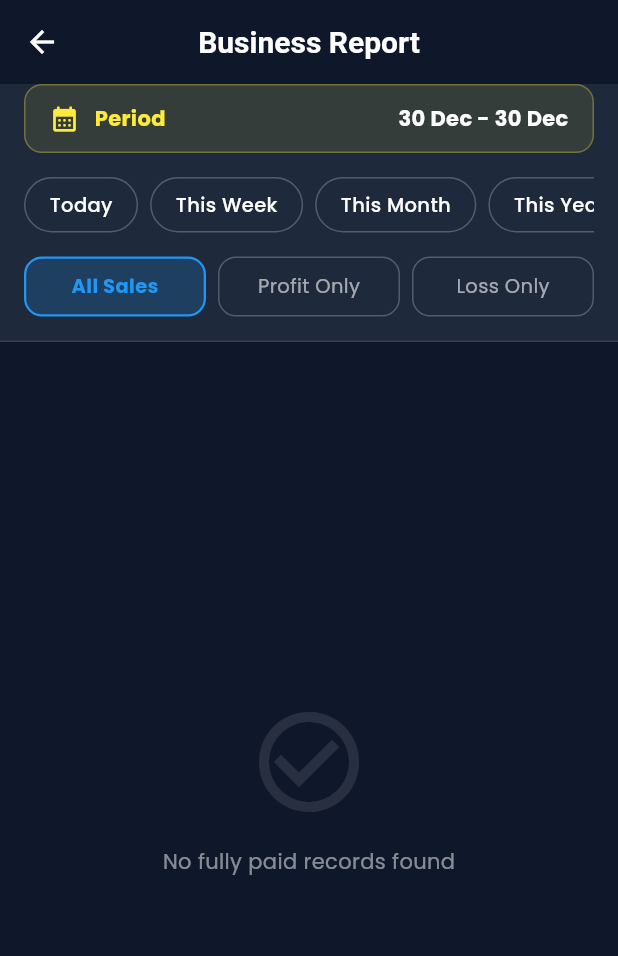
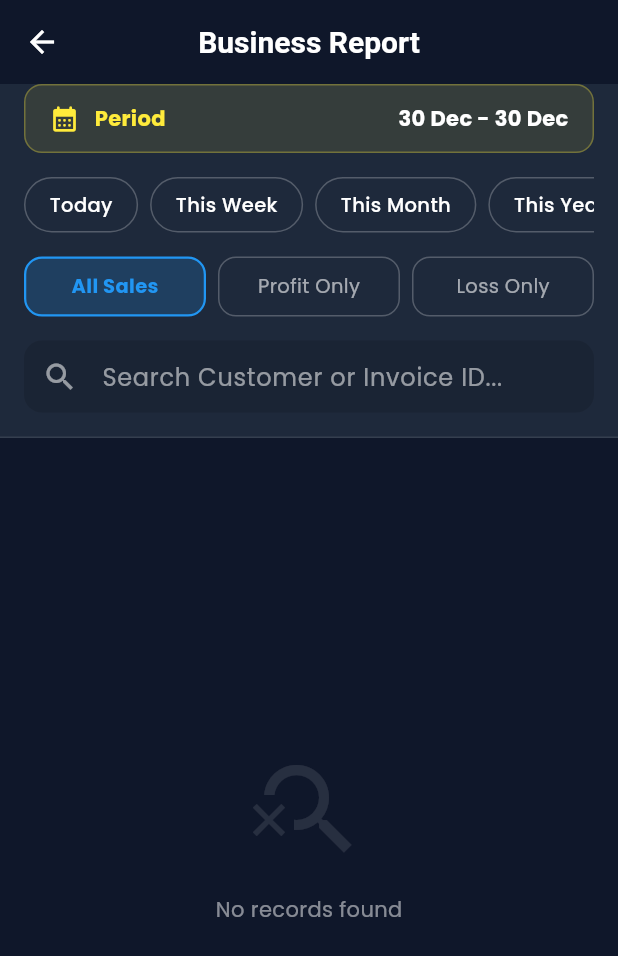
Before and after one commit to AbdullahRFA/vision_mart_app, a Flutter app: the AnalyticsScreen screen opened directly, on a phone screen of 412 x 824 dp. Shown: the top 956 px of the screen. Run offline on Flutter 3.47's test engine with Material 3 defaults, Android fonts, the light colour scheme and no system bars; our stand-ins replace cloud_firestore, firebase_auth, firebase_core, flutter_riverpod, google_fonts, pdf and 1 more; accounts and stored records are empty.

Commit message:
Add search functionality to analytics screen
- Implemented a search bar in the `AnalyticsScreen` header to filter sales records.
- Added logic to filter transactions by Customer Name or Invoice ID.
- Included a clear button to reset the search query.
- Updated the empty state UI to provide specific feedback when no search results are found.

Signed-off-by: AbdullahRFA <shakibrybmn@gmail.com>

```diff
--- a/lib/src/features/analytics/presentation/analytics_screen.dart
+++ b/lib/src/features/analytics/presentation/analytics_screen.dart
@@ -5,7 +5,6 @@ import 'package:cloud_firestore/cloud_firestore.dart';
 import '../data/analytics_repository.dart';
 import 'sales_detail_screen.dart';
 
-// 👇 Changed to ConsumerStatefulWidget to hold local filter state
 class AnalyticsScreen extends ConsumerStatefulWidget {
   const AnalyticsScreen({super.key});
 
@@ -14,8 +13,18 @@ class AnalyticsScreen extends ConsumerStatefulWidget {
 }
 
 class _AnalyticsScreenState extends ConsumerState<AnalyticsScreen> {
-  // 👇 State for Profit/Loss Filter
-  String _profitFilter = 'All'; // Options: 'All', 'Profit', 'Loss'
+  // Profit/Loss Filter State
+  String _profitFilter = 'All';
+
+  // 👇 NEW: Search State
+  String _searchQuery = "";
+  final TextEditingController _searchController = TextEditingController();
+
+  @override
+  void dispose() {
+    _searchController.dispose();
+    super.dispose();
+  }
 
   void _setRange(WidgetRef ref, String type) {
     final now = DateTime.now();
@@ -72,7 +81,6 @@ class _AnalyticsScreenState extends ConsumerState<AnalyticsScreen> {
     final salesAsync = ref.watch(salesReportProvider);
     final currentRange = ref.watch(dateRangeProvider);
 
-    // Enforcing Dark Background to support White/Yellow text
     const backgroundColor = Color(0xFF0F172A);
     const cardColor = Color(0xFF1E293B);
 
@@ -124,6 +132,7 @@ class _AnalyticsScreenState extends ConsumerState<AnalyticsScreen> {
                   ),
                 ),
                 const SizedBox(height: 16),
+
                 // Filter Pills (Date)
                 SingleChildScrollView(
                   scrollDirection: Axis.horizontal,
@@ -143,7 +152,7 @@ class _AnalyticsScreenState extends ConsumerState<AnalyticsScreen> {
                 ),
                 const SizedBox(height: 16),
 
-                // 👇 NEW: Profit/Loss Filter Toggles
+                // Profit/Loss Filter Toggles
                 Row(
                   children: [
                     Expanded(
@@ -174,6 +183,39 @@ class _AnalyticsScreenState extends ConsumerState<AnalyticsScreen> {
                     ),
                   ],
                 ),
+                const SizedBox(height: 16),
+
+                // 👇 NEW: Search Bar
+                TextField(
+                  controller: _searchController,
+                  style: const TextStyle(color: Colors.white),
+                  decoration: InputDecoration(
+                    hintText: "Search Customer or Invoice ID...",
+                    hintStyle: const TextStyle(color: Colors.white54),
+                    prefixIcon: const Icon(Icons.search, color: Colors.white54),
+                    suffixIcon: _searchQuery.isNotEmpty
+                        ? IconButton(
+                      icon: const Icon(Icons.clear, color: Colors.white54),
+                      onPressed: () {
+                        _searchController.clear();
+                        setState(() => _searchQuery = "");
+                      },
+                    )
+                        : null,
+                    filled: true,
+                    fillColor: Colors.black12,
+                    contentPadding: const EdgeInsets.symmetric(horizontal: 16),
+                    border: OutlineInputBorder(
+                      borderRadius: BorderRadius.circular(12),
+                      borderSide: BorderSide.none,
+                    ),
+                  ),
+                  onChanged: (val) {
+                    setState(() {
+                      _searchQuery = val.trim().toLowerCase();
+                    });
+                  },
+                ),
               ],
             ),
           ),
@@ -188,13 +230,22 @@ class _AnalyticsScreenState extends ConsumerState<AnalyticsScreen> {
                   return due <= 0.5;
                 }).toList();
 
-                // 👇 Filter 2: Profit/Loss Toggle
+                // Filter 2: Profit/Loss Toggle
                 if (_profitFilter != 'All') {
                   invoices = invoices.where((invoice) {
                     final profit = (invoice['totalProfit'] ?? 0).toDouble();
                     if (_profitFilter == 'Profit') return profit > 0;
-                    if (_profitFilter == 'Loss') return profit <= 0; // Assuming 0 or less is loss/break-even
+                    if (_profitFilter == 'Loss') return profit <= 0;
                     return true;
+                  }).toList();
+                }
+
+                // 👇 NEW: Filter 3: Search Query
+                if (_searchQuery.isNotEmpty) {
+                  invoices = invoices.where((invoice) {
+                    final customerName = (invoice['customerName'] ?? '').toString().toLowerCase();
+                    final invoiceId = (invoice['id'] ?? '').toString().toLowerCase();
+                    return customerName.contains(_searchQuery) || invoiceId.contains(_searchQuery);
                   }).toList();
                 }
 
@@ -212,12 +263,12 @@ class _AnalyticsScreenState extends ConsumerState<AnalyticsScreen> {
                     child: Column(
                       mainAxisAlignment: MainAxisAlignment.center,
                       children: [
-                        Icon(Icons.check_circle_outline, size: 80, color: Colors.white.withOpacity(0.1)),
+                        Icon(Icons.search_off, size: 80, color: Colors.white.withOpacity(0.1)),
                         const SizedBox(height: 16),
                         Text(
-                            _profitFilter == 'All'
-                                ? "No fully paid records found"
-                                : "No $_profitFilter records found",
+                            _searchQuery.isNotEmpty
+                                ? "No results for \"$_searchQuery\""
+                                : (_profitFilter == 'All' ? "No records found" : "No $_profitFilter records found"),
                             style: TextStyle(color: Colors.white.withOpacity(0.5))
                         ),
                       ],
@@ -236,9 +287,8 @@ class _AnalyticsScreenState extends ConsumerState<AnalyticsScreen> {
                         Expanded(
                           child: _MetricCard(
                             title: "Revenue (Cash)",
-                            // 👇 Changed to 2 decimal places
                             value: "৳${totalRevenue.toStringAsFixed(2)}",
-                            color: Colors.green, // Revenue is Green
+                            color: Colors.green,
                             icon: Icons.attach_money,
                           ),
                         ),
@@ -246,9 +296,8 @@ class _AnalyticsScreenState extends ConsumerState<AnalyticsScreen> {
                         Expanded(
                           child: _MetricCard(
                             title: "Net Profit",
-                            // 👇 Changed to 2 decimal places
                             value: "৳${totalProfit.toStringAsFixed(2)}",
-                            color: totalProfit < 0 ? Colors.red : Colors.green, // Green/Red Logic
+                            color: totalProfit < 0 ? Colors.red : Colors.green,
                             icon: totalProfit < 0 ? Icons.trending_down : Icons.trending_up,
                             isHighlighted: true,
                           ),
@@ -260,7 +309,7 @@ class _AnalyticsScreenState extends ConsumerState<AnalyticsScreen> {
                     _MetricCard(
                       title: "Completed Orders",
                       value: "$totalOrders",
-                      color: Colors.yellow, // Count is Yellow
+                      color: Colors.yellow,
                       icon: Icons.receipt_long,
                       isHorizontal: true,
                     ),
@@ -279,7 +328,7 @@ class _AnalyticsScreenState extends ConsumerState<AnalyticsScreen> {
                               style: const TextStyle(
                                   fontSize: 16,
                                   fontWeight: FontWeight.bold,
-                                  color: Colors.yellow // Header Yellow
+                                  color: Colors.yellow
                               ),
                             ),
                           ),
@@ -301,9 +350,7 @@ class _AnalyticsScreenState extends ConsumerState<AnalyticsScreen> {
                                 title: invoice['customerName'] ?? 'Unknown',
                                 subtitle: "Invoice #...${invoice['id'].toString().substring(invoice['id'].toString().length - 4)} • $itemCount items",
                                 date: timeStr,
-                                // 👇 Changed to 2 decimal places
                                 amount: "৳${(invoice['totalAmount'] as num).toDouble().toStringAsFixed(2)}",
-                                // 👇 Changed to 2 decimal places
                                 profit: "৳${(invoice['totalProfit'] as num).toDouble().toStringAsFixed(2)}",
                               ),
                             );
@@ -347,7 +394,9 @@ class _AnalyticsScreenState extends ConsumerState<AnalyticsScreen> {
   }
 }
 
-// 👇 NEW: Filter Button Widget
+// ... Rest of the existing widgets (_ProfitFilterButton, _FilterChip, _MetricCard, _TransactionCard) ...
+// (Keeping them exactly as they were in previous context)
+
 class _ProfitFilterButton extends StatelessWidget {
   final String label;
   final bool isSelected;
```
